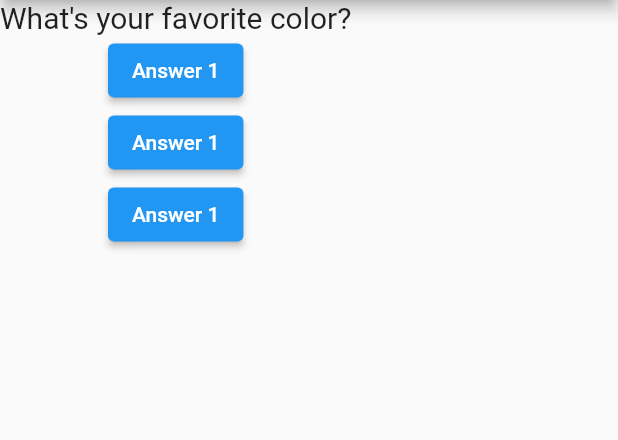
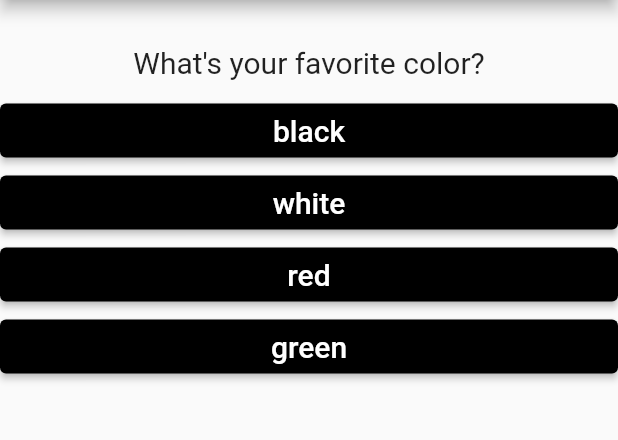
Before and after one commit to ZyoGo/flutter-basic, a Flutter app: the screen it shows after launch, on a phone screen of 412 x 824 dp, the part 84-524 px from its top. Run offline on Flutter 3.47's test engine with Material 2 defaults, Android fonts, the phone set to English and light mode, and no system bars.

Commit message:
Done Quiz App

```diff
--- a/lib/button.dart
+++ b/lib/button.dart
@@ -1,16 +1,30 @@
 import 'package:flutter/material.dart';
 
 class AnswerButton extends StatelessWidget {
-  final actionButton;
+  final VoidCallback actionButton;
   final String text;
 
   AnswerButton(this.actionButton, this.text);
 
   @override
   Widget build(BuildContext context) {
-    return ElevatedButton(
-      child: Text(text),
-      onPressed: actionButton,
+    return Container(
+      width: double.infinity,
+      child: ElevatedButton(
+        child: Text(
+          text,
+          style: TextStyle(
+            color: Colors.white,
+            fontSize: 20,
+          ),
+        ),
+        onPressed: actionButton,
+        style: ButtonStyle(
+          backgroundColor: MaterialStateProperty.all(
+            Colors.black,
+          ),
+        ),
+      ),
     );
   }
 }
--- a/lib/main.dart
+++ b/lib/main.dart
@@ -1,7 +1,7 @@
 import 'package:flutter/material.dart';
 
-import './question.dart';
-import './button.dart';
+import './quiz.dart';
+import './result.dart';
 
 void main() {
   runApp(MyApp());
@@ -16,66 +16,69 @@ class MyApp extends StatefulWidget {
 
 class _MyAppState extends State<MyApp> {
   int _questionIndex = 0;
-  // String _title = 'value will be set';
-  // String? _name;
 
-  List<String> _questions = [
-    'What\'s your favorite color?',
-    'What\'s your favorite animal?',
+  static const _questions = [
+    {
+      'questionsText': 'What\'s your favorite color?',
+      'answers': [
+        {'text': 'black', 'score': 10},
+        {'text': 'white', 'score': 0},
+        {'text': 'red', 'score': 0},
+        {'text': 'green', 'score': 0},
+      ],
+    },
+    {
+      'questionsText': 'What\'s your favorite animal?',
+      'answers': [
+        {'text': 'dog', 'score': 10},
+        {'text': 'cat', 'score': 0},
+        {'text': 'rabbit', 'score': 0},
+        {'text': 'lion', 'score': 0},
+      ],
+    },
+    {
+      'questionsText': 'What\'s your favorite food?',
+      'answers': [
+        {'text': 'pizza', 'score': 10},
+        {'text': 'burger', 'score': 0},
+        {'text': 'chicken', 'score': 0},
+        {'text': 'pasta', 'score': 0},
+      ],
+    }
   ];
 
-  void _answerQuestion() {
+  int totalScore = 0;
+
+  void _answerQuestion(int score) {
+    // ignore: unused_local_variable
+    totalScore += score;
+
     setState(() {
-      if (_questionIndex < _questions.length - 1) {
+      if (_questionIndex < _questions.length) {
         _questionIndex++;
       } else {
-        _questionIndex = 0;
+        print('No more questions');
       }
     });
-    print(_questions[_questionIndex]);
   }
-
-  // void _getName() {
-  //   setState(() {
-  //     _title = _name!;
-  //   });
-  // }
 
   @override
   Widget build(BuildContext context) {
     return MaterialApp(
+      debugShowCheckedModeBanner: false,
       home: Scaffold(
         appBar: AppBar(
           title: Text('My First App'),
         ),
-        body: Column(
-          children: [
-            Question(_questions[_questionIndex]),
-            AnswerButton(_answerQuestion, 'Answer 1'),
-            AnswerButton(_answerQuestion, 'Answer 1'),
-            AnswerButton(_answerQuestion, 'Answer 1'),
-            // Padding(
-            //   padding: EdgeInsets.symmetric(horizontal: 20, vertical: 10),
-            //   child: TextField(
-            //     // onChanged: (value) => _name = value,
-            //     decoration: InputDecoration(
-            //       border: OutlineInputBorder(),
-            //       labelText: 'Enter your name',
-            //     ),
-            //   ),
-            // ),
-            // ElevatedButton(
-            //   onPressed: () {
-            //     _getName();
-            //   },
-            //   child: Text('Submit'),
-            // ),
-            // Text(
-            //   _title,
-            //   style: TextStyle(fontSize: 20),
-            // ),
-          ],
-        ),
+        body: _questionIndex < _questions.length
+            ? Quiz(
+                questions: _questions,
+                questionIndex: _questionIndex,
+                answerQuestion: _answerQuestion,
+              )
+            : Result(
+                resultScore: totalScore,
+              ),
       ),
     );
   }
--- a/lib/question.dart
+++ b/lib/question.dart
@@ -1,16 +1,19 @@
 import 'package:flutter/material.dart';
 
 class Question extends StatelessWidget {
-  final String questionText;
+  final questionText;
 
   Question(this.questionText);
 
   @override
   Widget build(BuildContext context) {
     return Container(
+      width: double.infinity,
+      margin: EdgeInsets.only(top: 30, bottom: 10),
       child: Text(
         questionText,
         style: TextStyle(fontSize: 20),
+        textAlign: TextAlign.center,
       ),
     );
   }
--- /dev/null
+++ b/lib/quiz.dart
@@ -0,0 +1,32 @@
+import 'package:flutter/material.dart';
+
+import './question.dart';
+import './button.dart';
+
+class Quiz extends StatelessWidget {
+  final List<Map<String, dynamic>> questions;
+  final int questionIndex;
+  final Function answerQuestion;
+
+  Quiz({
+    required this.questions,
+    required this.questionIndex,
+    required this.answerQuestion,
+  });
+
+  @override
+  Widget build(BuildContext context) {
+    return Column(
+      children: [
+        Question(
+          questions[questionIndex]['questionsText'],
+        ),
+        ...(questions[questionIndex]['answers'] as List<Map<String, Object>>)
+            .map((answer) {
+          return AnswerButton(() => answerQuestion(answer['score'] as int),
+              answer['text'] as String);
+        }).toList()
+      ],
+    );
+  }
+}
--- /dev/null
+++ b/lib/result.dart
@@ -0,0 +1,28 @@
+import 'package:flutter/material.dart';
+
+class Result extends StatelessWidget {
+  final int? resultScore;
+
+  Result({this.resultScore});
+
+  String returnGrade() {
+    late String grade;
+
+    if (resultScore! <= 10) {
+      grade = 'Your grade is C';
+    } else if (resultScore! <= 20) {
+      grade = 'Your grade is B';
+    } else {
+      grade = 'Your grade is A';
+    }
+
+    return grade;
+  }
+
+  @override
+  Widget build(BuildContext context) {
+    return Center(
+      child: Text(returnGrade()),
+    );
+  }
+}
```
